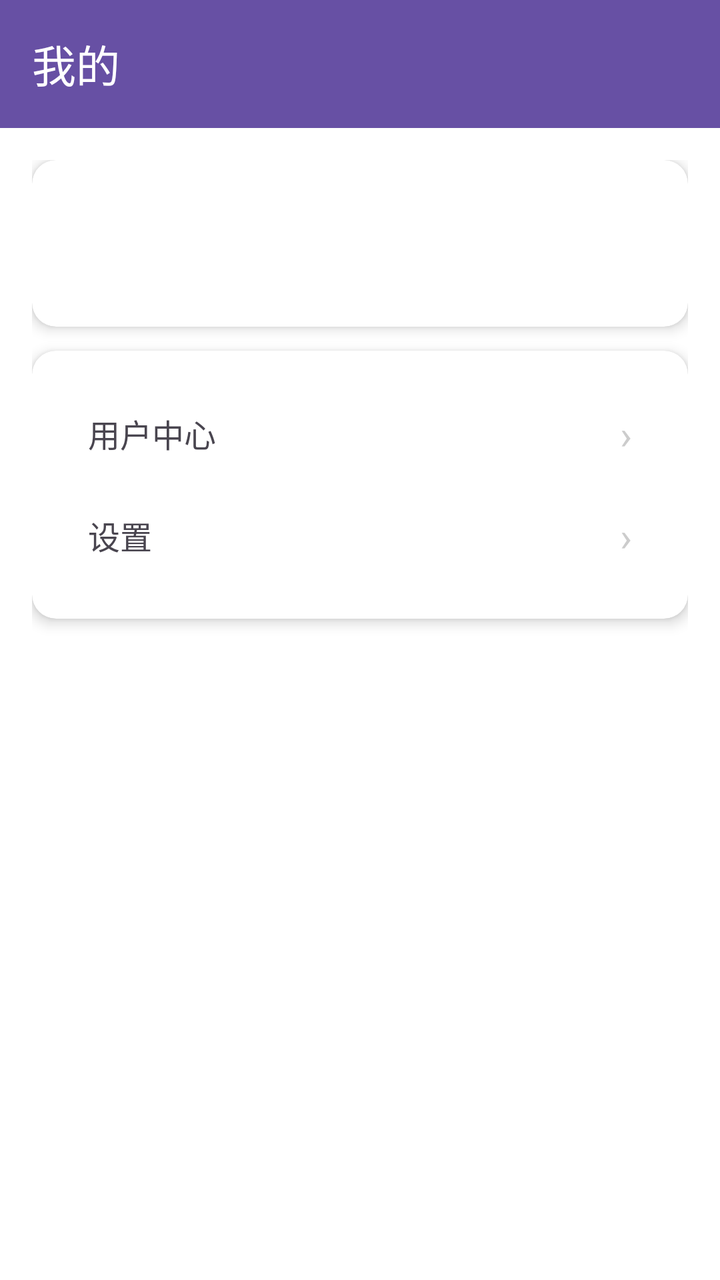
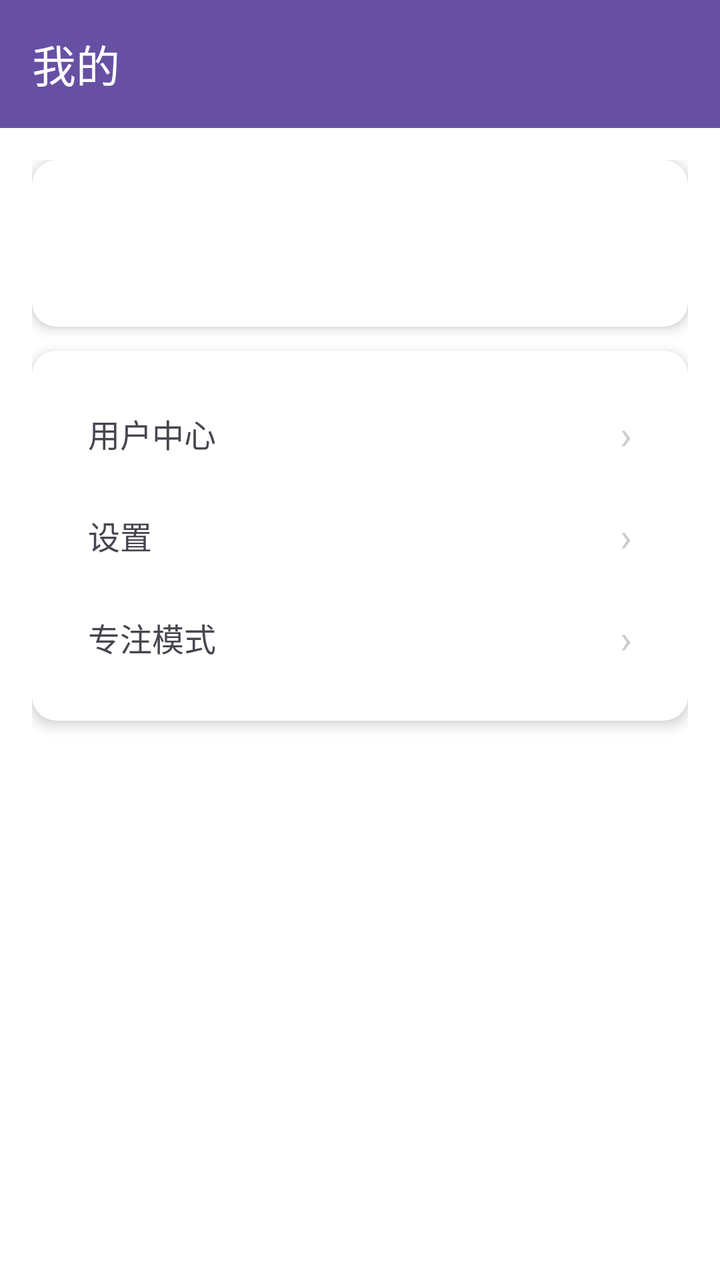

Before-and-after screenshots of an Android layout around one commit, followed by the original layout XML and the change that was made.
<!-- AndroidManifest.xml: application theme Theme.Project_Pandora -->
<!-- res/layout/fragment_mine.xml -->
<?xml version="1.0" encoding="utf-8"?>
<layout xmlns:android="http://schemas.android.com/apk/res/android"
    xmlns:app="http://schemas.android.com/apk/res-auto">

    <data>

    </data>

    <androidx.constraintlayout.widget.ConstraintLayout
        android:layout_width="match_parent"
        android:layout_height="match_parent"
        android:background="@android:color/white">

        <com.google.android.material.appbar.MaterialToolbar
            android:id="@+id/toolbar"
            android:layout_width="match_parent"
            android:layout_height="wrap_content"
            android:background="?attr/colorPrimary"
            app:title="我的"
            app:titleTextColor="@android:color/white"
            app:layout_constraintTop_toTopOf="parent" />

        <ScrollView
            android:layout_width="match_parent"
            android:layout_height="0dp"
            app:layout_constraintTop_toBottomOf="@id/toolbar"
            app:layout_constraintBottom_toBottomOf="parent">

            <LinearLayout
                android:layout_width="match_parent"
                android:layout_height="wrap_content"
                android:orientation="vertical"
                android:padding="16dp">

                <androidx.cardview.widget.CardView
                    android:layout_width="match_parent"
                    android:layout_height="wrap_content"
                    android:layout_marginBottom="12dp"
                    app:cardCornerRadius="12dp"
                    app:cardElevation="4dp">

                    <LinearLayout
                        android:layout_width="match_parent"
                        android:layout_height="wrap_content"
                        android:orientation="vertical"
                        android:padding="16dp">

                        <TextView
                            android:id="@+id/textMoonPhase"
                            android:layout_width="match_parent"
                            android:layout_height="wrap_content"
                            android:textSize="16sp"
                            android:layout_marginBottom="8dp" />

                        <TextView
                            android:id="@+id/textThemeMode"
                            android:layout_width="match_parent"
                            android:layout_height="wrap_content"
                            android:textSize="16sp" />

                    </LinearLayout>
                </androidx.cardview.widget.CardView>

                <androidx.cardview.widget.CardView
                    android:layout_width="match_parent"
                    android:layout_height="wrap_content"
                    android:layout_marginBottom="12dp"
                    app:cardCornerRadius="12dp"
                    app:cardElevation="4dp">

                    <LinearLayout
                        android:layout_width="match_parent"
                        android:layout_height="wrap_content"
                        android:orientation="vertical"
                        android:padding="16dp">

                        <LinearLayout
                            android:id="@+id/btnUserProfile"
                            android:layout_width="match_parent"
                            android:layout_height="wrap_content"
                            android:orientation="horizontal"
                            android:gravity="center_vertical"
                            android:padding="12dp"
                            android:clickable="true"
                            android:focusable="true"
                            android:background="?attr/selectableItemBackground">

                            <TextView
                                android:layout_width="0dp"
                                android:layout_height="wrap_content"
                                android:layout_weight="1"
                                android:text="用户中心"
                                android:textSize="16sp" />

                            <TextView
                                android:layout_width="wrap_content"
                                android:layout_height="wrap_content"
                                android:text="›"
                                android:textSize="20sp"
                                android:textColor="#CCCCCC" />
                        </LinearLayout>

                        <LinearLayout
                            android:id="@+id/btnSettings"
                            android:layout_width="match_parent"
                            android:layout_height="wrap_content"
                            android:orientation="horizontal"
                            android:gravity="center_vertical"
                            android:padding="12dp"
                            android:clickable="true"
                            android:focusable="true"
                            android:background="?attr/selectableItemBackground">

                            <TextView
                                android:layout_width="0dp"
                                android:layout_height="wrap_content"
                                android:layout_weight="1"
                                android:text="设置"
                                android:textSize="16sp" />

                            <TextView
                                android:layout_width="wrap_content"
                                android:layout_height="wrap_content"
                                android:text="›"
                                android:textSize="20sp"
                                android:textColor="#CCCCCC" />
                        </LinearLayout>

                    </LinearLayout>
                </androidx.cardview.widget.CardView>

            </LinearLayout>
        </ScrollView>

    </androidx.constraintlayout.widget.ConstraintLayout>
</layout>
<!-- resources referenced by this layout -->
<resources>
  <style name="Theme.Project_Pandora" parent="Base.Theme.Project_Pandora" />
  <style name="Base.Theme.Project_Pandora" parent="Theme.Material3.DayNight.NoActionBar">
          
          
      </style>
</resources>

<!-- the commit's change to res/layout/fragment_mine.xml (unified diff, before → after) -->
@@ -126,6 +126,32 @@
                                 android:textColor="#CCCCCC" />
                         </LinearLayout>
 
+                        <LinearLayout
+                            android:id="@+id/btnFocus"
+                            android:layout_width="match_parent"
+                            android:layout_height="wrap_content"
+                            android:orientation="horizontal"
+                            android:gravity="center_vertical"
+                            android:padding="12dp"
+                            android:clickable="true"
+                            android:focusable="true"
+                            android:background="?attr/selectableItemBackground">
+
+                            <TextView
+                                android:layout_width="0dp"
+                                android:layout_height="wrap_content"
+                                android:layout_weight="1"
+                                android:text="专注模式"
+                                android:textSize="16sp" />
+
+                            <TextView
+                                android:layout_width="wrap_content"
+                                android:layout_height="wrap_content"
+                                android:text="›"
+                                android:textSize="20sp"
+                                android:textColor="#CCCCCC" />
+                        </LinearLayout>
+
                     </LinearLayout>
                 </androidx.cardview.widget.CardView>
 
